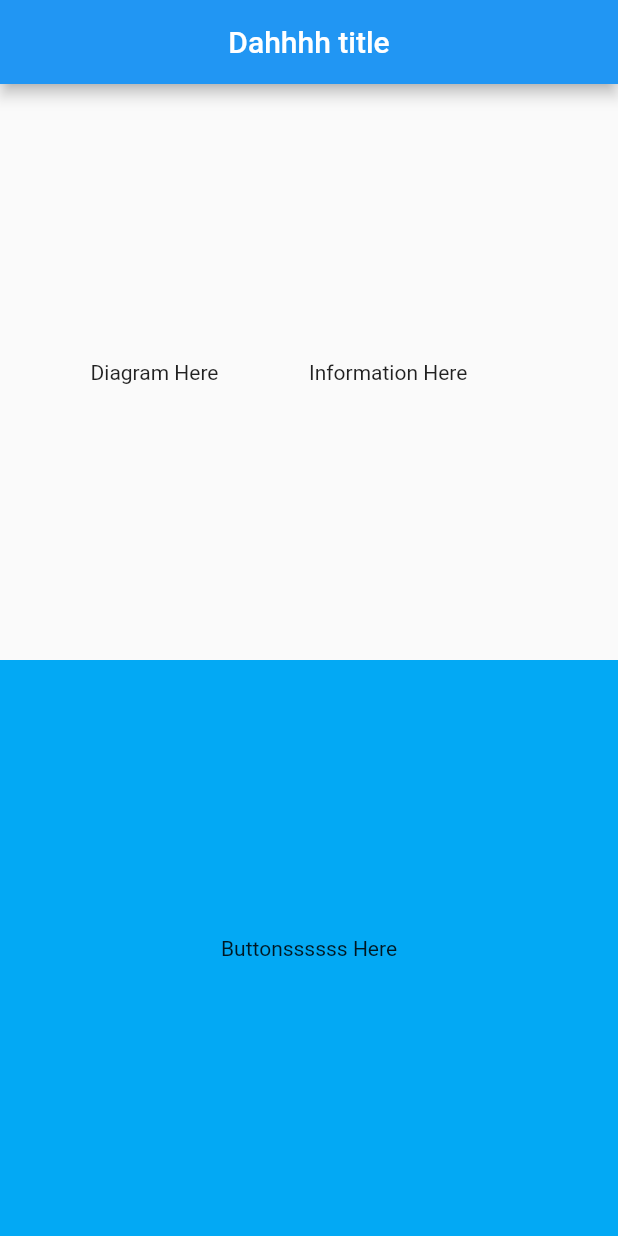
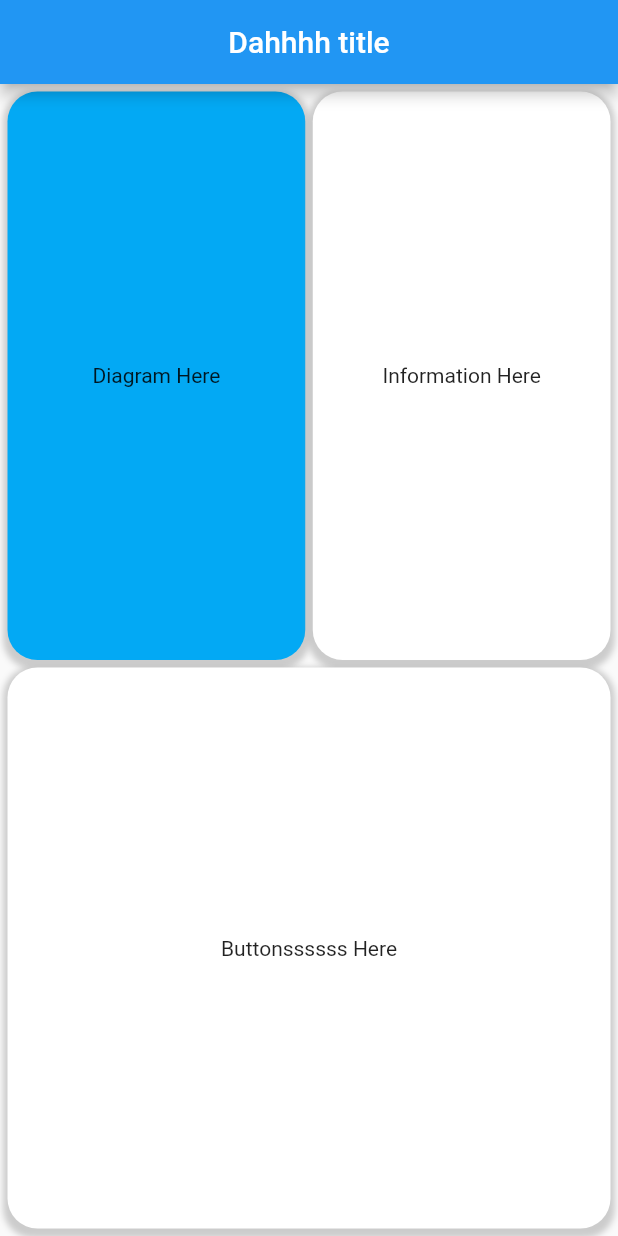
Before and after one commit to ChengCK18/dah_flutterrrrr_app1, a Flutter app: the screen it shows after launch, on a phone screen of 412 x 824 dp. Run offline on Flutter 3.47's test engine with Material 2 defaults, Android fonts, the light colour scheme and no system bars.

Commit message:
Main page layout

```diff
--- a/lib/main.dart
+++ b/lib/main.dart
@@ -33,10 +33,45 @@ class MainPage extends StatelessWidget {
             Expanded(
                 flex: 5,
                 child: Row(
-                  children: const <Widget>[
+                  children: <Widget>[
                     Expanded(
-                        flex: 5, child: Center(child: Text("Diagram Here"))),
-                    Expanded(flex: 5, child: Text("Information Here"))
+                        flex: 5,
+                        child: Container(
+                            child: Center(child: Text("Diagram Here")),
+                            margin: const EdgeInsets.only(
+                                left: 5.0, right: 2.5, top: 5.0, bottom: 0),
+                            decoration: BoxDecoration(
+                                color: Colors.lightBlue,
+                                borderRadius:
+                                    BorderRadius.all(Radius.circular(20)),
+                                boxShadow: [
+                                  BoxShadow(
+                                    color: Colors.grey.withOpacity(0.5),
+                                    spreadRadius: 3,
+                                    blurRadius: 3,
+                                    offset: const Offset(
+                                        0, 3), // changes position of shadow
+                                  ),
+                                ]))),
+                    Expanded(
+                        flex: 5,
+                        child: Container(
+                            child: Center(child: Text("Information Here")),
+                            margin: const EdgeInsets.only(
+                                left: 2.5, right: 5.0, top: 5.0, bottom: 0),
+                            decoration: BoxDecoration(
+                                color: Colors.white,
+                                borderRadius:
+                                    BorderRadius.all(Radius.circular(20)),
+                                boxShadow: [
+                                  BoxShadow(
+                                    color: Colors.grey.withOpacity(0.5),
+                                    spreadRadius: 3,
+                                    blurRadius: 3,
+                                    offset: const Offset(
+                                        0, 3), // changes position of shadow
+                                  ),
+                                ])))
                   ],
                 )),
             Expanded(
@@ -46,7 +81,20 @@ class MainPage extends StatelessWidget {
                   Expanded(
                       flex: 5, child: Center(child: Text("Buttonssssss Here")))
                 ]),
-                color: Colors.lightBlue,
+                margin: const EdgeInsets.only(
+                    left: 5.0, right: 5.0, top: 5.0, bottom: 5.0),
+                decoration: BoxDecoration(
+                    color: Colors.white,
+                    borderRadius: BorderRadius.all(Radius.circular(20)),
+                    boxShadow: [
+                      BoxShadow(
+                        color: Colors.grey.withOpacity(0.5),
+                        spreadRadius: 3,
+                        blurRadius: 3,
+                        offset:
+                            const Offset(0, 3), // changes position of shadow
+                      ),
+                    ]),
               ),
             ),
           ],
```
